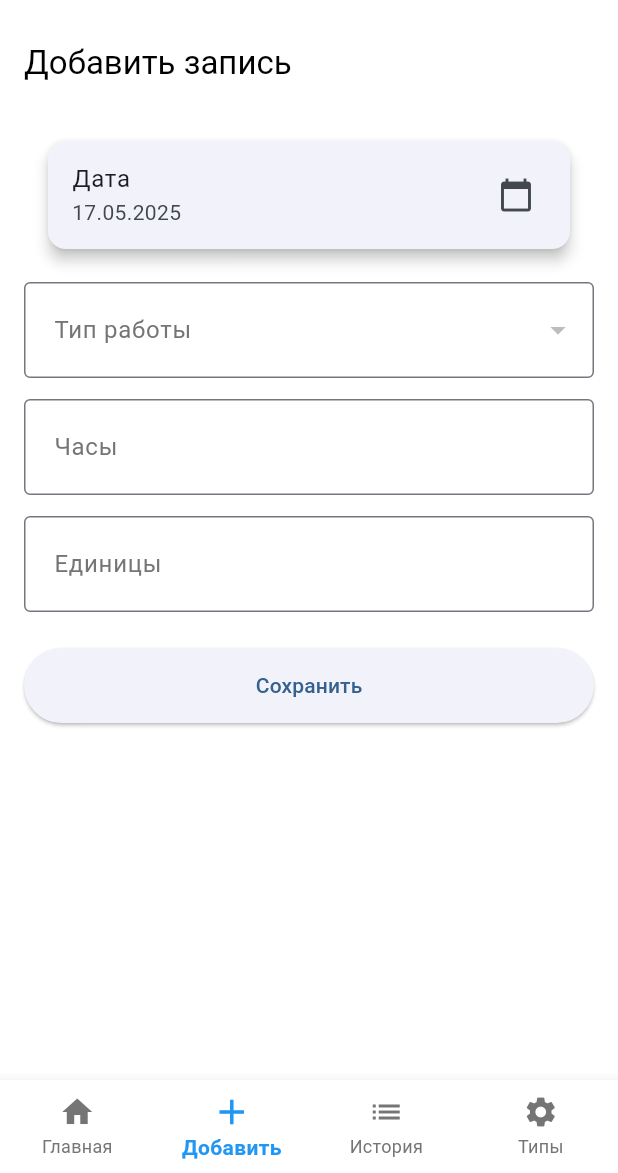
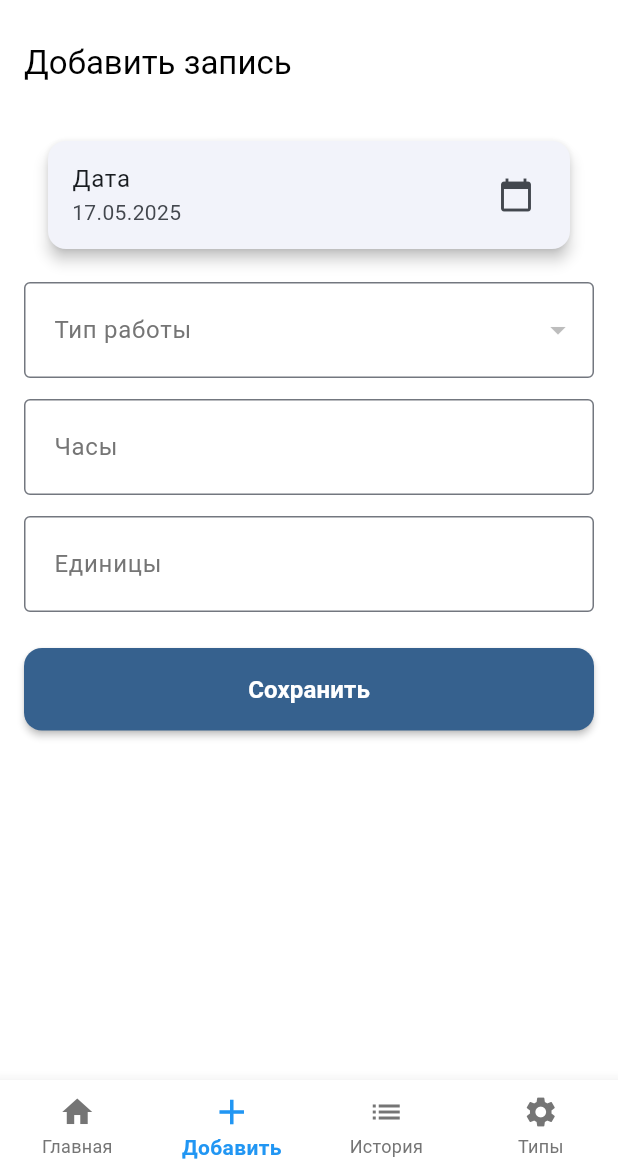
Before and after one commit to VAV81/flut, a Flutter app: the screen it shows after launch, item 2 of the bottom bar chosen, on a phone screen of 412 x 824 dp, the part 63-1236 px from its top. Run offline on Flutter 3.47's test engine with Material 3 defaults, Android fonts, the phone set to English and light mode, and no system bars; our stand-ins replace hive, hive_flutter, table_calendar; accounts and stored records are empty.

Commit message:
UI улучшения для экранов работы
- адаптивность: кнопки используют цвета текущей темы
- визуальные улучшения:
  * Современные радиусы скругления
  * добавлены тени и elevation для глубины
  * новая анимация загрузки
- Типография: улучшенные шрифтовые стили
- UX: увеличенные размеры для удобного касания

```diff
--- a/lib/screens/work_input_screen.dart
+++ b/lib/screens/work_input_screen.dart
@@ -164,11 +164,32 @@ class _WorkInputScreenState extends State<WorkInputScreen> {
                   onPressed: _isSaving ? null : _saveWork,
                   style: ElevatedButton.styleFrom(
                     minimumSize: const Size(double.infinity, 50),
+                    backgroundColor: Theme.of(context).colorScheme.primary,
+                    foregroundColor: Theme.of(context).colorScheme.onPrimary,
+                    shape: RoundedRectangleBorder(
+                      borderRadius: BorderRadius.circular(12),
+                    ),
+                    elevation: 2,
+                    shadowColor: Theme.of(context).colorScheme.shadow,
+                    padding: const EdgeInsets.symmetric(vertical: 16),
                   ),
                   child:
                       _isSaving
-                          ? const CircularProgressIndicator()
-                          : const Text('Сохранить'),
+                          ? const SizedBox(
+                            width: 24,
+                            height: 24,
+                            child: CircularProgressIndicator(
+                              strokeWidth: 2,
+                              color: Colors.white,
+                            ),
+                          )
+                          : const Text(
+                            'Сохранить',
+                            style: TextStyle(
+                              fontSize: 16,
+                              fontWeight: FontWeight.w600,
+                            ),
+                          ),
                 ),
               ],
             ),
```
Also changed, not shown: lib/screens/edit_record_screen.dart (+22 -2 lines), lib/screens/work_types_screen.dart (+14 -1 lines).
